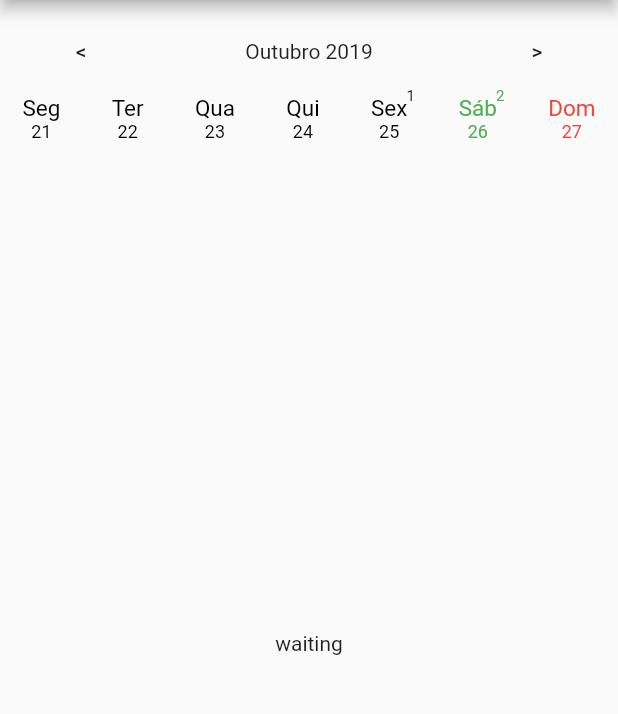
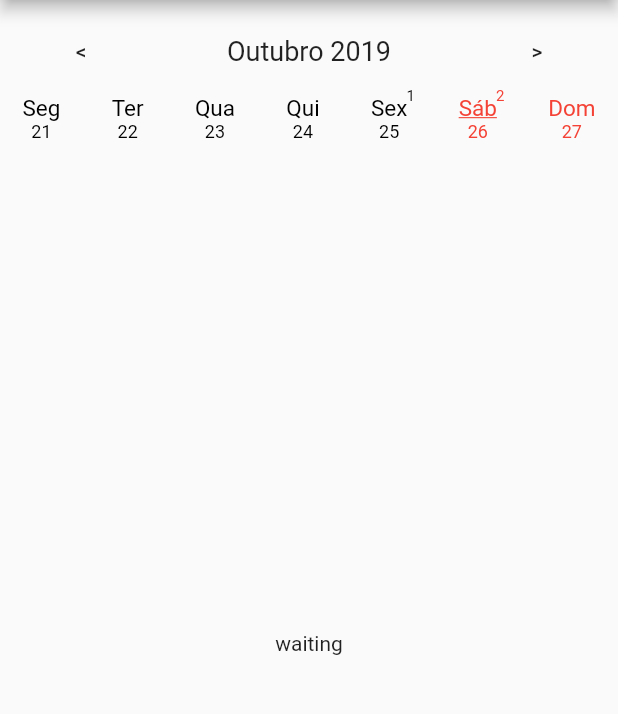
Before and after one commit to mamodo123/flutter_calendar, a Flutter app: the screen it shows after launch, on a phone screen of 412 x 824 dp, the part 84-798 px from its top. Run offline on Flutter 3.47's test engine with Material 2 defaults, Android fonts, the phone set to English and light mode, and no system bars.

Commit message:
edit colors in constructor added

```diff
--- a/lib/main.dart
+++ b/lib/main.dart
@@ -105,6 +105,10 @@ class Calendar extends StatefulWidget {
   DateTime firstSelected, maximumDate, minimumDate;
   Function(DateTime day) onSelectedDay;
   Map<int, int> events;
+  Color disabledDayColor;
+  Color selectedDayColor;
+  Color normalDayColor;
+  Color outOfRangeDayColor;
 
   Calendar(
       {Map<int, String> nameDaysOfWeek,
@@ -114,7 +118,11 @@ class Calendar extends StatefulWidget {
       DateTime minimumDate,
       List<DateTime> events,
       this.disabledDays = const [],
-      this.onSelectedDay}) {
+      this.onSelectedDay,
+      this.disabledDayColor = Colors.red,
+      this.selectedDayColor = Colors.blue,
+      this.normalDayColor = Colors.black,
+      this.outOfRangeDayColor = Colors.grey}) {
     if (maximumDate != null && minimumDate != null) {
       assert(!minimumDate.isAfter(maximumDate),
           "Minimum date can't be after the Maximum date.");
@@ -215,7 +223,7 @@ class _CalendarState extends State<Calendar> {
                   child: Center(
                       child: Text(widget.nameMonthsOfYear[week.last.month] +
                           " " +
-                          week.last.year.toString()))),
+                          week.last.year.toString(), style: TextStyle(fontSize: 18),))),
               _lesserThanMaximum(week.last)
                   ? FlatButton(
                       child: Text(">"),
@@ -260,7 +268,8 @@ class _CalendarState extends State<Calendar> {
                           Text(
                             widget.nameDaysOfWeek[day.weekday].substring(0, 3),
                             style: TextStyle(
-                                fontSize: 15, color: _getDayColor(day)),
+                                fontSize: 15, color: _getDayColor(day),
+                            decoration: _isSameDay(day, DateTime.now()) ? TextDecoration.underline : null),
                           ),
                           Text(
                             day.day.toString(),
@@ -288,18 +297,18 @@ class _CalendarState extends State<Calendar> {
   }
 
   Color _getDayColor(DateTime day) {
-    if (_isSameDay(day, DateTime.now())) {
+    /*if (_isSameDay(day, DateTime.now())) {
       return Colors.green;
-    } else if ((widget.minimumDate != null &&
+    } else */if ((widget.minimumDate != null &&
             day.isBefore(widget.minimumDate)) ||
         (widget.maximumDate != null && day.isAfter(widget.maximumDate))) {
-      return Colors.grey;
+      return widget.outOfRangeDayColor;
     } else if (widget.disabledDays.contains(day.weekday)) {
-      return Colors.red;
+      return widget.disabledDayColor;
     } else if (_isSameDay(selected, day)) {
-      return Colors.blue;
+      return widget.selectedDayColor;
     } else {
-      return Colors.black;
+      return widget.normalDayColor;
     }
   }
 
```
